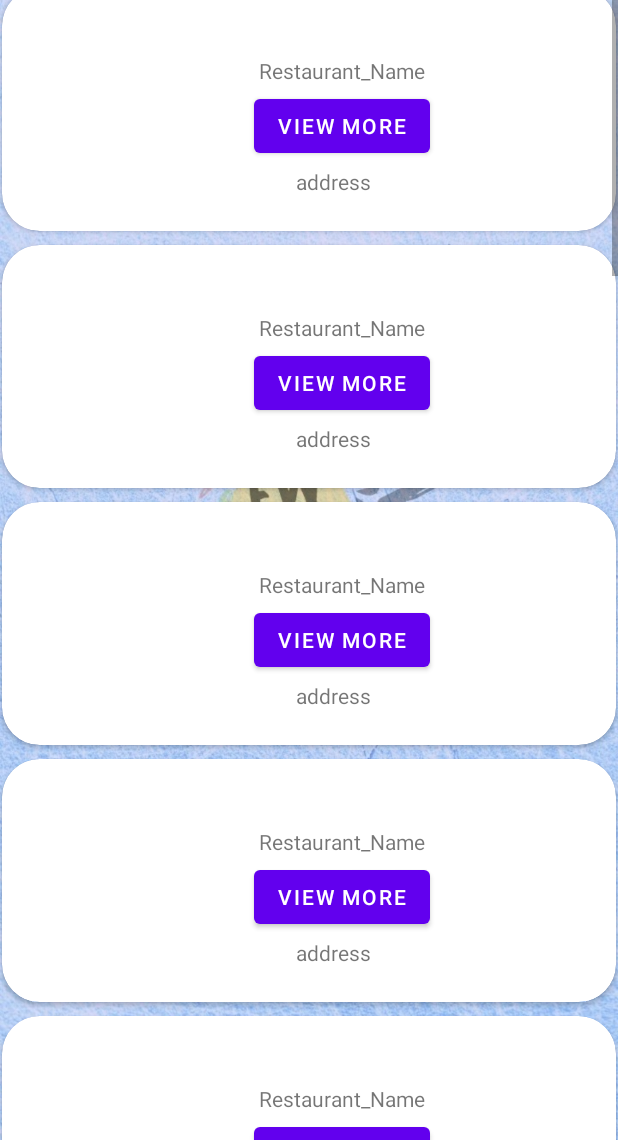
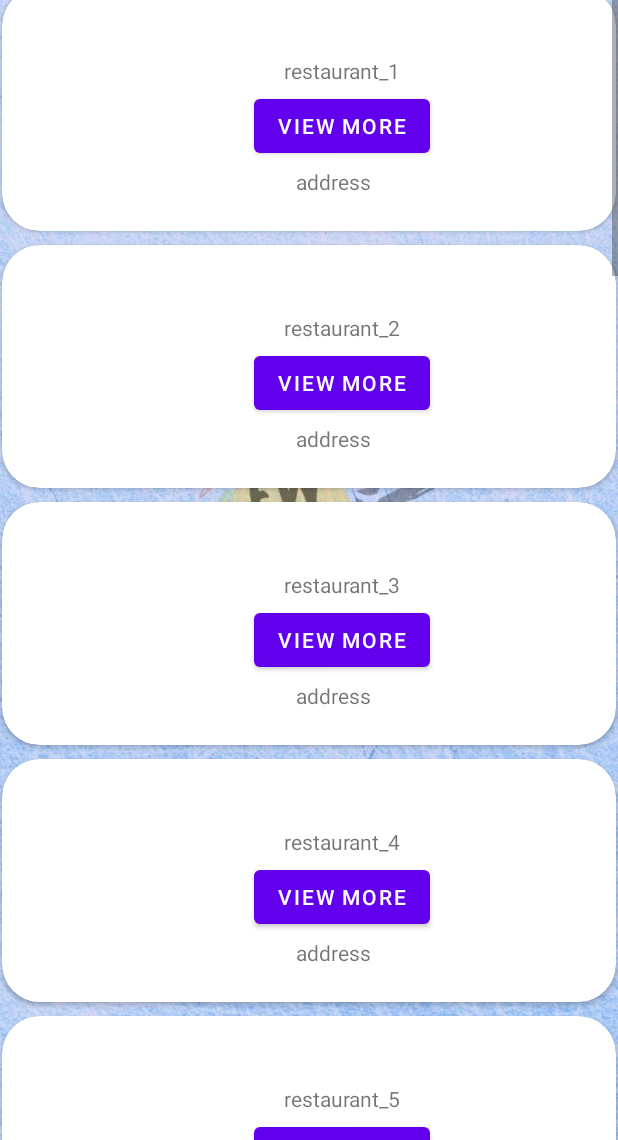
Before and after one commit to Gourav-Ahlawat/foodies-way, an Android app: the Scroll_view_restaurant_near_by_location screen opened directly, with no data from a screen before it, on a phone screen of 412 x 824 dp, the part 96-1236 px from its top. Run offline under Robolectric (Android 15) with nearby library versions, the light colour scheme and no system bars.

Commit message:
last page done

```diff
--- a/app/src/main/java/com/example/page_number_01/RestaurantOwnerLoginPage.kt
+++ b/app/src/main/java/com/example/page_number_01/RestaurantOwnerLoginPage.kt
@@ -35,7 +35,10 @@ class RestaurantOwnerLoginPage : AppCompatActivity() {
         binding = ActivityRestaurantOwnerLoginPageBinding.inflate(layoutInflater)
         setContentView(binding.root)
 
-
+        val forget:TextView = findViewById(R.id.forget_password)
+        forget.setOnClickListener {
+            startActivity(Intent(this,Just_for_fun::class.java))
+        }
         // configure actionBar
         actionBar=supportActionBar!!
         actionBar.title="Login"
--- a/app/src/main/java/com/example/page_number_01/UserLogInPage.kt
+++ b/app/src/main/java/com/example/page_number_01/UserLogInPage.kt
@@ -32,7 +32,10 @@ class UserLogInPage : AppCompatActivity() {
         setContentView(binding.root)
 
 //        binding = ActivityUserLogInPageBinding.inflate(layoutInflater)
-
+        val forgetp:TextView = findViewById(R.id.forget_password)
+        forgetp.setOnClickListener {
+            startActivity(Intent(this,Just_for_fun::class.java))
+        }
 
         actionBar= supportActionBar!!
         actionBar.title="SIGN IN"
--- a/app/src/main/java/com/example/page_number_01/booking_details_revisited.kt
+++ b/app/src/main/java/com/example/page_number_01/booking_details_revisited.kt
@@ -1,7 +1,9 @@
 package com.example.page_number_01
 
+import android.content.Intent
 import androidx.appcompat.app.AppCompatActivity
 import android.os.Bundle
+import android.widget.Button
 import android.widget.EditText
 import android.widget.TextView
 
@@ -37,6 +39,10 @@ class booking_details_revisited : AppCompatActivity() {
         val date=intent.getStringExtra("date")
         date_for_user_response.text=date
 
+        val goa:Button = findViewById(R.id.button_to_go_to_final_thanking_page)
+        goa.setOnClickListener {
+            startActivity(Intent(this,final_msg_screen::class.java))
+        }
     }
 
 }
--- a/app/src/main/res/layout/activity_just_for_fun.xml
+++ b/app/src/main/res/layout/activity_just_for_fun.xml
@@ -16,5 +16,5 @@
         app:layout_constraintHorizontal_bias="0.497"
         app:layout_constraintStart_toStartOf="parent"
         app:layout_constraintTop_toTopOf="parent"
-        app:srcCompat="@drawable/img" />
+        app:srcCompat="@drawable/work_in_progress" />
 </androidx.constraintlayout.widget.ConstraintLayout>
--- a/app/src/main/res/layout/activity_scroll_view_restaurant_near_by_location.xml
+++ b/app/src/main/res/layout/activity_scroll_view_restaurant_near_by_location.xml
@@ -40,14 +40,14 @@
                     app:layout_constraintBottom_toBottomOf="parent"
                     app:layout_constraintStart_toStartOf="parent"
                     app:layout_constraintTop_toTopOf="parent"
-                    tools:srcCompat="@drawable/ic_launcher_background"
+                    tools:srcCompat="@tools:sample/avatars"
                     android:contentDescription="TODO" />
 
                 <TextView
                     android:id="@+id/textView_1.1"
                     android:layout_width="wrap_content"
                     android:layout_height="wrap_content"
-                    android:text="@string/restaurant_name"
+                    android:text="restaurant_1"
                     app:layout_constraintBottom_toBottomOf="parent"
                     app:layout_constraintEnd_toEndOf="parent"
                     app:layout_constraintHorizontal_bias="0.5"
@@ -108,14 +108,14 @@
                     app:layout_constraintBottom_toBottomOf="parent"
                     app:layout_constraintStart_toStartOf="parent"
                     app:layout_constraintTop_toTopOf="parent"
-                    tools:srcCompat="@drawable/ic_launcher_background"
+                    tools:srcCompat="@tools:sample/avatars"
                     android:contentDescription="TODO" />
 
                 <TextView
                     android:id="@+id/textView_2.1"
                     android:layout_width="wrap_content"
                     android:layout_height="wrap_content"
-                    android:text="@string/restaurant_name"
+                    android:text="restaurant_2"
                     app:layout_constraintBottom_toBottomOf="parent"
                     app:layout_constraintEnd_toEndOf="parent"
                     app:layout_constraintHorizontal_bias="0.5"
@@ -175,14 +175,14 @@
                     app:layout_constraintBottom_toBottomOf="parent"
                     app:layout_constraintStart_toStartOf="parent"
                     app:layout_constraintTop_toTopOf="parent"
-                    tools:srcCompat="@drawable/ic_launcher_background"
+                    tools:srcCompat="@tools:sample/avatars"
                     android:contentDescription="TODO" />
 
                 <TextView
                     android:id="@+id/textView_3.1"
                     android:layout_width="wrap_content"
                     android:layout_height="wrap_content"
-                    android:text="@string/restaurant_name"
+                    android:text="restaurant_3"
                     app:layout_constraintBottom_toBottomOf="parent"
                     app:layout_constraintEnd_toEndOf="parent"
                     app:layout_constraintHorizontal_bias="0.5"
@@ -242,14 +242,14 @@
                     app:layout_constraintBottom_toBottomOf="parent"
                     app:layout_constraintStart_toStartOf="parent"
                     app:layout_constraintTop_toTopOf="parent"
-                    tools:srcCompat="@drawable/ic_launcher_background"
+                    tools:srcCompat="@tools:sample/avatars"
                     android:contentDescription="TODO" />
 
                 <TextView
                     android:id="@+id/textView_4.1"
                     android:layout_width="wrap_content"
                     android:layout_height="wrap_content"
-                    android:text="@string/restaurant_name"
+                    android:text="restaurant_4"
                     app:layout_constraintBottom_toBottomOf="parent"
                     app:layout_constraintEnd_toEndOf="parent"
                     app:layout_constraintHorizontal_bias="0.5"
@@ -309,14 +309,14 @@
                     app:layout_constraintBottom_toBottomOf="parent"
                     app:layout_constraintStart_toStartOf="parent"
                     app:layout_constraintTop_toTopOf="parent"
-                    tools:srcCompat="@drawable/ic_launcher_background"
+                    tools:srcCompat="@tools:sample/avatars"
                     android:contentDescription="TODO" />
 
                 <TextView
                     android:id="@+id/textView_5.1"
                     android:layout_width="wrap_content"
                     android:layout_height="wrap_content"
-                    android:text="@string/restaurant_name"
+                    android:text="restaurant_5"
                     app:layout_constraintBottom_toBottomOf="parent"
                     app:layout_constraintEnd_toEndOf="parent"
                     app:layout_constraintHorizontal_bias="0.5"
@@ -376,14 +376,14 @@
                     app:layout_constraintBottom_toBottomOf="parent"
                     app:layout_constraintStart_toStartOf="parent"
                     app:layout_constraintTop_toTopOf="parent"
-                    tools:srcCompat="@drawable/ic_launcher_background"
+                    tools:srcCompat="@tools:sample/avatars"
                     android:contentDescription="TODO" />
 
                 <TextView
                     android:id="@+id/textView_6.1"
                     android:layout_width="wrap_content"
                     android:layout_height="wrap_content"
-                    android:text="@string/restaurant_name"
+                    android:text="restaurant_6"
                     app:layout_constraintBottom_toBottomOf="parent"
                     app:layout_constraintEnd_toEndOf="parent"
                     app:layout_constraintHorizontal_bias="0.5"
@@ -443,14 +443,14 @@
                     app:layout_constraintBottom_toBottomOf="parent"
                     app:layout_constraintStart_toStartOf="parent"
                     app:layout_constraintTop_toTopOf="parent"
-                    tools:srcCompat="@drawable/ic_launcher_background"
+                    tools:srcCompat="@tools:sample/avatars"
                     android:contentDescription="TODO" />
 
                 <TextView
                     android:id="@+id/textView_7.1"
                     android:layout_width="wrap_content"
                     android:layout_height="wrap_content"
-                    android:text="@string/restaurant_name"
+                    android:text="restaurant_7"
                     app:layout_constraintBottom_toBottomOf="parent"
                     app:layout_constraintEnd_toEndOf="parent"
                     app:layout_constraintHorizontal_bias="0.5"
@@ -510,14 +510,14 @@
                     app:layout_constraintBottom_toBottomOf="parent"
                     app:layout_constraintStart_toStartOf="parent"
                     app:layout_constraintTop_toTopOf="parent"
-                    tools:srcCompat="@drawable/ic_launcher_background"
+                    tools:srcCompat="@tools:sample/avatars"
                     android:contentDescription="TODO" />
 
                 <TextView
                     android:id="@+id/textView_8.1"
                     android:layout_width="wrap_content"
                     android:layout_height="wrap_content"
-                    android:text="@string/restaurant_name"
+                    android:text="restaurant_8"
                     app:layout_constraintBottom_toBottomOf="parent"
                     app:layout_constraintEnd_toEndOf="parent"
                     app:layout_constraintHorizontal_bias="0.5"
@@ -577,14 +577,14 @@
                     app:layout_constraintBottom_toBottomOf="parent"
                     app:layout_constraintStart_toStartOf="parent"
                     app:layout_constraintTop_toTopOf="parent"
-                    tools:srcCompat="@drawable/ic_launcher_background"
+                    tools:srcCompat="@tools:sample/avatars"
                     android:contentDescription="TODO" />
 
                 <TextView
                     android:id="@+id/textView_9.1"
                     android:layout_width="wrap_content"
                     android:layout_height="wrap_content"
-                    android:text="@string/restaurant_name"
+                    android:text="restaurant_9"
                     app:layout_constraintBottom_toBottomOf="parent"
                     app:layout_constraintEnd_toEndOf="parent"
                     app:layout_constraintHorizontal_bias="0.5"
@@ -644,14 +644,14 @@
                     app:layout_constraintBottom_toBottomOf="parent"
                     app:layout_constraintStart_toStartOf="parent"
                     app:layout_constraintTop_toTopOf="parent"
-                    tools:srcCompat="@drawable/ic_launcher_background"
+                    tools:srcCompat="@tools:sample/avatars"
                     android:contentDescription="TODO" />
 
                 <TextView
                     android:id="@+id/textView_10.1"
                     android:layout_width="wrap_content"
                     android:layout_height="wrap_content"
-                    android:text="@string/restaurant_name"
+                    android:text="restaurant_10"
                     app:layout_constraintBottom_toBottomOf="parent"
                     app:layout_constraintEnd_toEndOf="parent"
                     app:layout_constraintHorizontal_bias="0.5"
@@ -711,14 +711,14 @@
                     app:layout_constraintBottom_toBottomOf="parent"
                     app:layout_constraintStart_toStartOf="parent"
                     app:layout_constraintTop_toTopOf="parent"
-                    tools:srcCompat="@drawable/ic_launcher_background"
+                    tools:srcCompat="@tools:sample/avatars"
                     android:contentDescription="TODO" />
 
                 <TextView
                     android:id="@+id/textView_11.1"
                     android:layout_width="wrap_content"
                     android:layout_height="wrap_content"
-                    android:text="@string/restaurant_name"
+                    android:text="restaurant_11"
                     app:layout_constraintBottom_toBottomOf="parent"
                     app:layout_constraintEnd_toEndOf="parent"
                     app:layout_constraintHorizontal_bias="0.5"
@@ -778,14 +778,14 @@
                     app:layout_constraintBottom_toBottomOf="parent"
                     app:layout_constraintStart_toStartOf="parent"
                     app:layout_constraintTop_toTopOf="parent"
-                    tools:srcCompat="@drawable/ic_launcher_background"
+                    tools:srcCompat="@tools:sample/avatars"
                     android:contentDescription="TODO" />
 
                 <TextView
                     android:id="@+id/textView_12.1"
                     android:layout_width="wrap_content"
                     android:layout_height="wrap_content"
-                    android:text="@string/restaurant_name"
+                    android:text="restaurant_12"
                     app:layout_constraintBottom_toBottomOf="parent"
                     app:layout_constraintEnd_toEndOf="parent"
                     app:layout_constraintHorizontal_bias="0.5"
@@ -845,14 +845,14 @@
                     app:layout_constraintBottom_toBottomOf="parent"
                     app:layout_constraintStart_toStartOf="parent"
                     app:layout_constraintTop_toTopOf="parent"
-                    tools:srcCompat="@drawable/ic_launcher_background"
+                    tools:srcCompat="@tools:sample/avatars"
                     android:contentDescription="TODO" />
 
                 <TextView
                     android:id="@+id/textView_13.1"
                     android:layout_width="wrap_content"
                     android:layout_height="wrap_content"
-                    android:text="@string/restaurant_name"
+                    android:text="restaurant_13"
                     app:layout_constraintBottom_toBottomOf="parent"
                     app:layout_constraintEnd_toEndOf="parent"
                     app:layout_constraintHorizontal_bias="0.5"
@@ -912,14 +912,14 @@
                     app:layout_constraintBottom_toBottomOf="parent"
                     app:layout_constraintStart_toStartOf="parent"
                     app:layout_constraintTop_toTopOf="parent"
-                    tools:srcCompat="@drawable/ic_launcher_background"
+                    tools:srcCompat="@tools:sample/avatars"
                     android:contentDescription="TODO" />
 
                 <TextView
                     android:id="@+id/textView_14.1"
                     android:layout_width="wrap_content"
                     android:layout_height="wrap_content"
-                    android:text="@string/restaurant_name"
+                    android:text="restaurant_14"
                     app:layout_constraintBottom_toBottomOf="parent"
                     app:layout_constraintEnd_toEndOf="parent"
                     app:layout_constraintHorizontal_bias="0.5"
@@ -979,14 +979,14 @@
                     app:layout_constraintBottom_toBottomOf="parent"
                     app:layout_constraintStart_toStartOf="parent"
                     app:layout_constraintTop_toTopOf="parent"
-                    tools:srcCompat="@drawable/ic_launcher_background"
+                    tools:srcCompat="@tools:sample/avatars"
                     android:contentDescription="TODO" />
 
                 <TextView
                     android:id="@+id/textView_15.1"
                     android:layout_width="wrap_content"
                     android:layout_height="wrap_content"
-                    android:text="@string/restaurant_name"
+                    android:text="restaurant_15"
                     app:layout_constraintBottom_toBottomOf="parent"
                     app:layout_constraintEnd_toEndOf="parent"
                     app:layout_constraintHorizontal_bias="0.5"
@@ -1046,14 +1046,14 @@
                     app:layout_constraintBottom_toBottomOf="parent"
                     app:layout_constraintStart_toStartOf="parent"
                     app:layout_constraintTop_toTopOf="parent"
-                    tools:srcCompat="@drawable/ic_launcher_background"
+                    tools:srcCompat="@tools:sample/avatars"
                     android:contentDescription="TODO" />
 
                 <TextView
                     android:id="@+id/textView_16.1"
                     android:layout_width="wrap_content"
                     android:layout_height="wrap_content"
-                    android:text="@string/restaurant_name"
+                    android:text="restaurant_16"
                     app:layout_constraintBottom_toBottomOf="parent"
                     app:layout_constraintEnd_toEndOf="parent"
                     app:layout_constraintHorizontal_bias="0.5"
@@ -1113,14 +1113,14 @@
                     app:layout_constraintBottom_toBottomOf="parent"
                     app:layout_constraintStart_toStartOf="parent"
                     app:layout_constraintTop_toTopOf="parent"
-                    tools:srcCompat="@drawable/ic_launcher_background"
+                    tools:srcCompat="@tools:sample/avatars"
                     android:contentDescription="TODO" />
 
                 <TextView
                     android:id="@+id/textView_17.1"
                     android:layout_width="wrap_content"
                     android:layout_height="wrap_content"
-                    android:text="@string/restaurant_name"
+                    android:text="restaurant_17"
                     app:layout_constraintBottom_toBottomOf="parent"
                     app:layout_constraintEnd_toEndOf="parent"
                     app:layout_constraintHorizontal_bias="0.5"
@@ -1180,14 +1180,14 @@
                     app:layout_constraintBottom_toBottomOf="parent"
                     app:layout_constraintStart_toStartOf="parent"
                     app:layout_constraintTop_toTopOf="parent"
-                    tools:srcCompat="@drawable/ic_launcher_background"
+                    tools:srcCompat="@tools:sample/avatars"
                     android:contentDescription="TODO" />
 
                 <TextView
                     android:id="@+id/textView_18.1"
                     android:layout_width="wrap_content"
                     android:layout_height="wrap_content"
-                    android:text="@string/restaurant_name"
+                    android:text="restaurant_18"
                     app:layout_constraintBottom_toBottomOf="parent"
                     app:layout_constraintEnd_toEndOf="parent"
                     app:layout_constraintHorizontal_bias="0.5"
--- a/app/src/main/res/layout/card_view.xml
+++ b/app/src/main/res/layout/card_view.xml
@@ -37,7 +37,7 @@
                 android:id="@+id/textView"
                 android:layout_width="wrap_content"
                 android:layout_height="wrap_content"
-                android:text="Restaurant_Name"
+                android:text="restaurant_no"
                 app:layout_constraintBottom_toBottomOf="parent"
                 app:layout_constraintEnd_toEndOf="parent"
                 app:layout_constraintHorizontal_bias="0.5"
```
Also changed, not shown: app/src/main/AndroidManifest.xml (+14 -6 lines), app/src/main/java/com/example/page_number_01/conformational_message_for_button_1.kt (deleted, +0 -19 lines), app/src/main/java/com/example/page_number_01/final_msg_screen.kt (added, +18 -0 lines), app/src/main/res/layout/activity_conformational_message_for_button1.xml (deleted, +0 -65 lines), app/src/main/res/layout/activity_final_msg_screen.xml (added, +47 -0 lines), app/src/main/res/values/strings.xml (+19 -1 lines), app/src/main/Popper-playstore.png (added), app/src/main/res/drawable-v24/work_in_progress.png (renamed from app/src/main/res/drawable-v24/img.png), app/src/main/res/drawable/message_popper.png (added), 193 other files.
